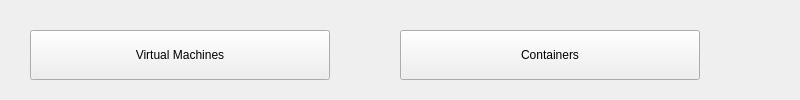
Old version of the form ui/vm_page.ui in the repository Vortex-Linux/Ship-GUI.
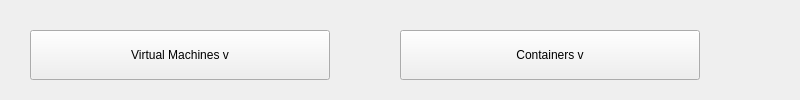
New version of the form.

What changed in the file:
```diff
--- a/ui/vm_page.ui
+++ b/ui/vm_page.ui
@@ -12,7 +12,7 @@
         </property>
         <widget class="QPushButton" name="vm_button">
             <property name="text">
-                <string>Virtual Machines</string>
+                <string>Virtual Machines v</string>
             </property>
             <property name="geometry">
                 <rect>
@@ -25,7 +25,7 @@
         </widget>
         <widget class="QPushButton" name="container_button">
             <property name="text">
-                <string>Containers</string>
+                <string>Containers v</string>
             </property>
             <property name="geometry">
                 <rect>
```
